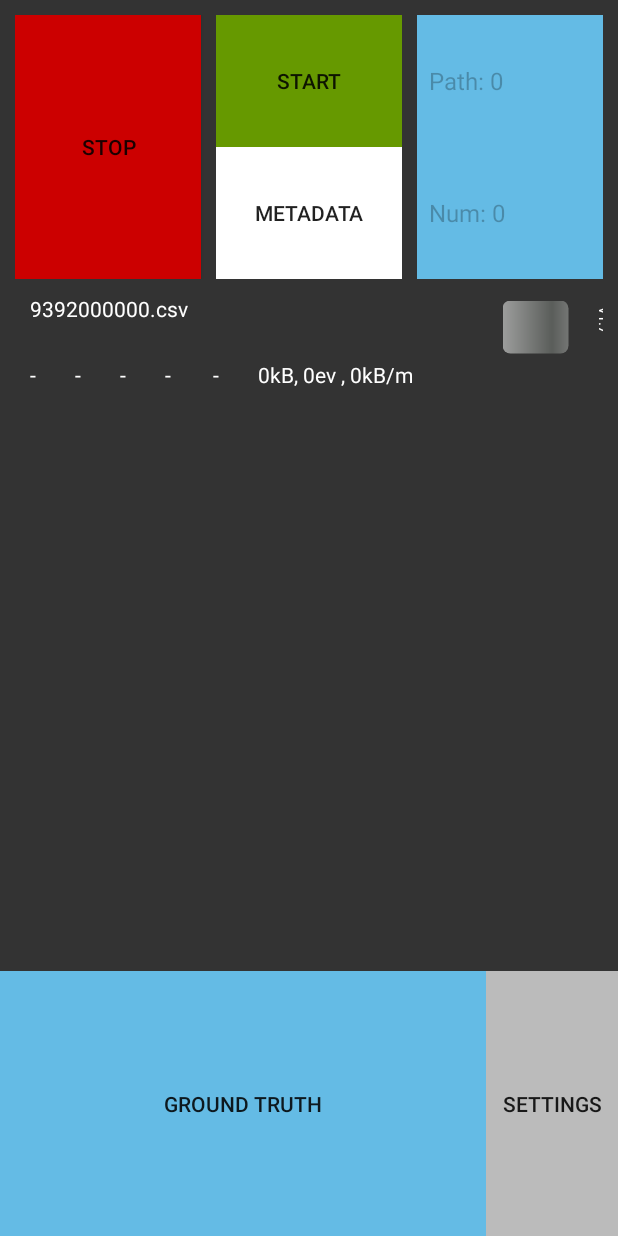
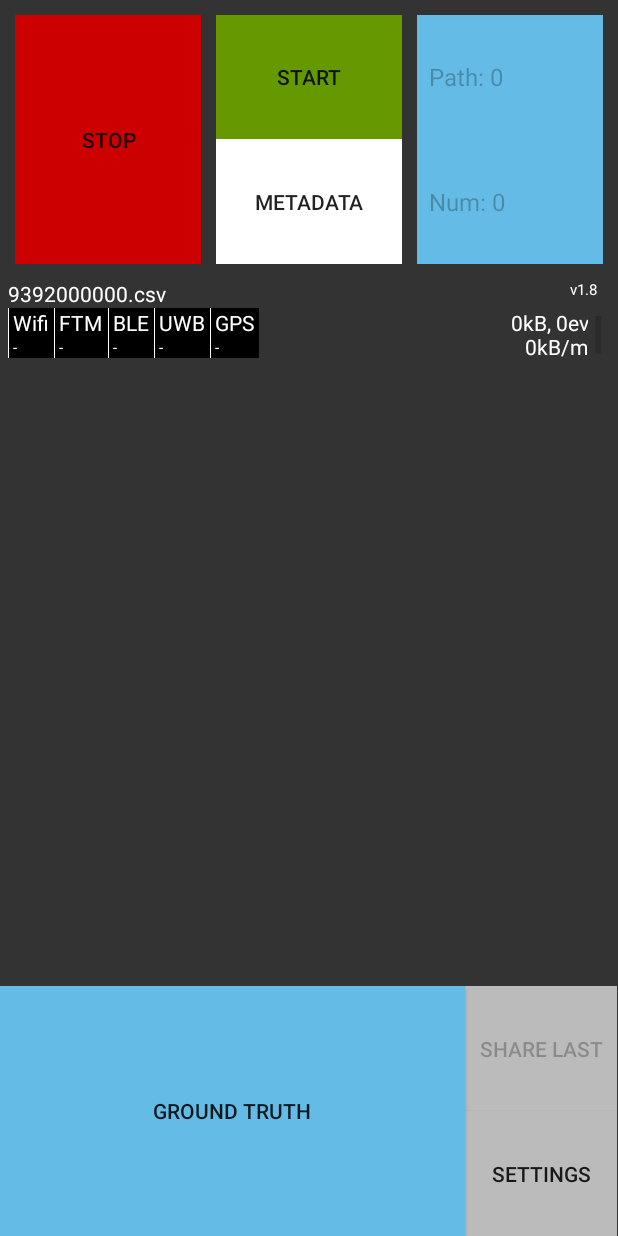
Before and after one commit to simpleLoc/SensorReadoutApp, an Android app: the screen it shows after launch (MainActivity), after a tap on "START", on a phone screen of 412 x 824 dp. Run offline under Robolectric (Android 15) with nearby library versions, the phone set to English and light mode, and no system bars; 29 statements that could not run were skipped.

Commit message:
Add function to share last recording file

```diff
--- a/app/src/main/java/de/fhws/indoor/sensorreadout/MainActivity.java
+++ b/app/src/main/java/de/fhws/indoor/sensorreadout/MainActivity.java
@@ -68,6 +68,7 @@ public class MainActivity extends AppCompatActivity {
     private Button btnMetadata;
     private Button btnStop;
     private Button btnGround;
+    private Button btnShareLast;
     private Button btnSettings;
     private ProgressBar prgCacheFillStatus;
     private TableLayout activityButtonContainer;
@@ -144,6 +145,7 @@ public class MainActivity extends AppCompatActivity {
         btnMetadata = (Button) findViewById(R.id.btnMetadata);
         btnStop = (Button) findViewById(R.id.btnStop);
         btnGround = (Button) findViewById(R.id.btnGround);
+        btnShareLast = (Button) findViewById(R.id.btnShareLast);
         btnSettings = (Button) findViewById(R.id.btnSettings);
         activityButtonContainer = (TableLayout) findViewById(R.id.pedestrianActivityButtonContainer);
 
@@ -172,6 +174,7 @@ public class MainActivity extends AppCompatActivity {
                     //Disable the spinners
                     groundSpinner.setEnabled(false);
                     pathSpinner.setEnabled(false);
+                    btnShareLast.setEnabled(false);
                 } else {
                     playSound(mpFailure);
                 }
@@ -191,8 +194,7 @@ public class MainActivity extends AppCompatActivity {
                         @Override public void onClose() {}
                     });
                     metadataDialog.show(getSupportFragmentManager(), "metadata");
-                }
-                else{
+                } else {
                     playSound(mpFailure);
                 }
             }
@@ -215,6 +217,7 @@ public class MainActivity extends AppCompatActivity {
                     //Enable the spinners
                     groundSpinner.setEnabled(true);
                     pathSpinner.setEnabled(true);
+                    btnShareLast.setEnabled(true);
 
                     //reset activity buttons
                     setActivityBtn(PedestrianActivity.STANDING, false);
@@ -243,6 +246,10 @@ public class MainActivity extends AppCompatActivity {
                     playSound(mpFailure);
                 }
             }
+        });
+
+        btnShareLast.setOnClickListener(v -> {
+            logger.shareLast(this);
         });
 
         btnSettings.setOnClickListener(new View.OnClickListener() {
@@ -299,9 +306,11 @@ public class MainActivity extends AppCompatActivity {
         }
         logger.stop();
         updateDiagnostics(SystemClock.elapsedRealtimeNanos());
-        ((TextView) findViewById(R.id.txtWifi)).setText("-");
-        ((TextView) findViewById(R.id.txtBeacon)).setText("-");
-        ((TextView) findViewById(R.id.txtGPS)).setText("-");
+        ((TextView) findViewById(R.id.txtEvtCntWifi)).setText("-");
+        ((TextView) findViewById(R.id.txtEvtCntWifiRTT)).setText("-");
+        ((TextView) findViewById(R.id.txtEvtCntBeacon)).setText("-");
+        ((TextView) findViewById(R.id.txtEvtCntUWB)).setText("-");
+        ((TextView) findViewById(R.id.txtEvtCntGPS)).setText("-");
     }
 
     /** new sensor data */
@@ -317,9 +326,8 @@ public class MainActivity extends AppCompatActivity {
         loadCounterGPS = 0;
         loadCounterUWB = 0;
     }
-    private String makeStatusString(long evtCnt, String evtText) {
-        if(evtCnt == 0) { return "-"; }
-        return (evtCnt % 2 == 0) ? evtText.toLowerCase() : evtText.toUpperCase();
+    private String makeStatusString(long evtCnt) {
+        return (evtCnt == 0) ? "-" : Long.toString(evtCnt);
     }
 
     private void updateDiagnostics(final long timestamp) {
@@ -329,23 +337,23 @@ public class MainActivity extends AppCompatActivity {
                 final TextView txt = (TextView) findViewById(R.id.txtBuffer);
                 final float elapsedMinutes = (timestamp - logger.getStartTS()) / 1000.0f / 1000.0f / 1000.0f / 60.0f;
                 final int kBPerMin = (int) (logger.getSizeTotal() / 1024.0f / elapsedMinutes);
-                txt.setText((logger.getSizeTotal() / 1024) + "kB, " + logger.getEventCnt() + "ev , " + kBPerMin + "kB/m");
+                txt.setText((logger.getSizeTotal() / 1024) + "kB, " + logger.getEventCnt() + "ev\n" + kBPerMin + "kB/m");
                 prgCacheFillStatus.setProgress((int)(logger.getCacheLevel() * 1000));
 
-                final TextView txtWifi = (TextView) findViewById(R.id.txtWifi);
-                txtWifi.setText(makeStatusString(loadCounterWifi, "wi"));
-                final TextView txtWifiRTT = (TextView) findViewById(R.id.txtWifiRTT);
-                txtWifiRTT.setText(makeStatusString(loadCounterWifiRTT, "rtt"));
-                final TextView txtBeacon = (TextView) findViewById(R.id.txtBeacon);
-                txtBeacon.setText(makeStatusString(loadCounterBeacon, "ib"));
-                final TextView txtGPS = (TextView) findViewById(R.id.txtGPS);
+                final TextView txtWifi = (TextView) findViewById(R.id.txtEvtCntWifi);
+                txtWifi.setText(makeStatusString(loadCounterWifi));
+                final TextView txtWifiRTT = (TextView) findViewById(R.id.txtEvtCntWifiRTT);
+                txtWifiRTT.setText(makeStatusString(loadCounterWifiRTT));
+                final TextView txtBeacon = (TextView) findViewById(R.id.txtEvtCntBeacon);
+                txtBeacon.setText(makeStatusString(loadCounterBeacon));
+                final TextView txtGPS = (TextView) findViewById(R.id.txtEvtCntGPS);
 
-                txtGPS.setText(makeStatusString(loadCounterGPS, "gps"));
-                final TextView txtUWB = (TextView) findViewById(R.id.txtUWB);
+                txtGPS.setText(makeStatusString(loadCounterGPS));
+                final TextView txtUWB = (TextView) findViewById(R.id.txtEvtCntUWB);
                 DecawaveUWB sensorUWB = sensorManager.getSensor(DecawaveUWB.class);
                 if(sensorUWB != null) {
                     if(sensorUWB.isConnectedToTag()) {
-                        txtUWB.setText(makeStatusString(loadCounterUWB, "uwb"));
+                        txtUWB.setText(makeStatusString(loadCounterUWB));
                     } else {
                         txtUWB.setText(sensorUWB.isCurrentlyConnecting() ? "⌛" : "✖");
                     }
--- a/app/src/main/java/de/fhws/indoor/sensorreadout/loggers/Logger.java
+++ b/app/src/main/java/de/fhws/indoor/sensorreadout/loggers/Logger.java
@@ -1,5 +1,6 @@
 package de.fhws.indoor.sensorreadout.loggers;
 
+import android.app.Activity;
 import android.content.Context;
 import android.os.SystemClock;
 
@@ -20,6 +21,7 @@ import de.fhws.indoor.libsmartphonesensors.SensorType;
 public abstract class Logger {
 
     public static final long BEGINNING_TS = -1;
+    public static final String FILE_PROVIDER_AUTHORITY = "de.fhws.indoor.sensorreadout.fileprovider";
 
     // work data
     private StringBuilder stringBuilder = new StringBuilder();
@@ -47,12 +49,12 @@ public abstract class Logger {
         // commit metadata
         addCSV(SensorType.FILE_METADATA, BEGINNING_TS, metadata.toCsv());
     }
-    public abstract void onStart();
+    protected abstract void onStart();
 
     public final void stop() {
         onStop();
     }
-    public abstract void onStop();
+    protected abstract void onStop();
 
     protected abstract void log(LogEntry logEntry);
 
@@ -64,6 +66,7 @@ public abstract class Logger {
     public abstract long getEntriesCached();
     public abstract float getCacheLevel();
     public abstract String getName();
+    public abstract void shareLast(Activity activity);
 
     /** add a new CSV entry for the given sensor number to the internal buffer */
     public final void addCSV(final SensorType sensorNr, final long timestamp, final String csv) {
--- a/app/src/main/java/de/fhws/indoor/sensorreadout/loggers/LoggerRAM.java
+++ b/app/src/main/java/de/fhws/indoor/sensorreadout/loggers/LoggerRAM.java
@@ -1,5 +1,6 @@
 package de.fhws.indoor.sensorreadout.loggers;
 
+import android.app.Activity;
 import android.content.Context;
 import android.os.SystemClock;
 import androidx.annotation.NonNull;
@@ -35,7 +36,7 @@ public final class LoggerRAM extends Logger {
     }
 
     @Override
-    public void onStart() {
+    protected void onStart() {
         buffer.clear();
         // open the output-file immeditaly (to get permission errors)
         // but do NOT yet write anything to the file
@@ -51,7 +52,7 @@ public final class LoggerRAM extends Logger {
     }
 
     @Override
-    public void onStop() {
+    protected void onStop() {
         synchronized (buffer) {
             // sort by TS (ensure strict ordering)
             Collections.sort(buffer);
@@ -96,4 +97,9 @@ public final class LoggerRAM extends Logger {
     public String getName() {
         return null;
     }
+
+    @Override
+    public void shareLast(Activity activity) {
+        //TODO: implement
+    }
 }
--- a/app/src/main/java/de/fhws/indoor/sensorreadout/loggers/OrderedLogger.java
+++ b/app/src/main/java/de/fhws/indoor/sensorreadout/loggers/OrderedLogger.java
@@ -1,7 +1,14 @@
 package de.fhws.indoor.sensorreadout.loggers;
 
+import android.app.Activity;
 import android.content.Context;
+import android.content.Intent;
+import android.content.pm.PackageManager;
+import android.content.pm.ResolveInfo;
+import android.net.Uri;
 import android.util.Log;
+
+import androidx.core.content.FileProvider;
 
 import java.io.File;
 import java.io.FileOutputStream;
@@ -37,7 +44,7 @@ public final class OrderedLogger extends Logger {
     }
 
     @Override
-    public final void onStart() {
+    protected final void onStart() {
         reorderBuffer = new ReorderBuffer(CACHED_LINES, new ReorderBufferListener() {
             @Override
             public void onCommit(List<LogEntry> commitSlice) {
@@ -66,7 +73,7 @@ public final class OrderedLogger extends Logger {
     }
 
     @Override
-    public void onStop() {
+    protected void onStop() {
         reorderBuffer.flushAndStop();
         try {
             fos.close();
@@ -101,6 +108,20 @@ public final class OrderedLogger extends Logger {
         return "OrderedLogger";
     }
 
+    @Override
+    public void shareLast(Activity activity) {
+        Uri path = FileProvider.getUriForFile(activity, FILE_PROVIDER_AUTHORITY, file);
+        Intent i = new Intent(Intent.ACTION_SEND);
+        i.putExtra(Intent.EXTRA_TEXT, "Share Recording");
+        i.putExtra(Intent.EXTRA_STREAM, path);
+        i.setType("text/csv");
+        List<ResolveInfo> resInfoList = activity.getPackageManager().queryIntentActivities(i, PackageManager.MATCH_DEFAULT_ONLY);
+        for (ResolveInfo resolveInfo : resInfoList) {
+            String packageName = resolveInfo.activityInfo.packageName;
+            activity.grantUriPermission(packageName, path, Intent.FLAG_GRANT_WRITE_URI_PERMISSION | Intent.FLAG_GRANT_READ_URI_PERMISSION);
+        }
+        activity.startActivity(Intent.createChooser(i, "Share Recording"));
+    }
 
     private interface ReorderBufferListener {
         void onCommit(final List<LogEntry> commitSlice);
--- a/app/src/main/java/de/fhws/indoor/sensorreadout/loggers/UnorderedLogger.java
+++ b/app/src/main/java/de/fhws/indoor/sensorreadout/loggers/UnorderedLogger.java
@@ -1,5 +1,6 @@
 package de.fhws.indoor.sensorreadout.loggers;
 
+import android.app.Activity;
 import android.content.Context;
 import android.util.Log;
 
@@ -37,7 +38,7 @@ public final class UnorderedLogger extends Logger {
     }
 
     @Override
-    public void onStart() {
+    protected void onStart() {
         writeBackWorker = new WriteBackWorker();
 
         // open the output-file immediately (to get permission errors)
@@ -55,7 +56,7 @@ public final class UnorderedLogger extends Logger {
     }
 
     @Override
-    public void onStop() {
+    protected void onStop() {
         addingStopped = true;
         try {
             writeBackWorker.join();
@@ -92,8 +93,10 @@ public final class UnorderedLogger extends Logger {
         return "OrderedLogger";
     }
 
-
-
+    @Override
+    public void shareLast(Activity activity) {
+        //TODO: implement
+    }
 
     private class WriteBackWorker extends Thread {
 
--- /dev/null
+++ b/app/src/main/res/drawable/border.xml
@@ -0,0 +1,13 @@
+<?xml version="1.0" encoding="utf-8"?>
+<layer-list xmlns:android="http://schemas.android.com/apk/res/android">
+    <item>
+        <shape android:shape = "rectangle">
+            <solid android:color = "#ffff"/>
+        </shape>
+    </item>
+    <item android:left = "1dp">
+        <shape android:shape = "rectangle">
+            <solid android:color = "#000"/>
+        </shape>
+    </item>
+</layer-list>
--- a/app/src/main/res/layout/activity_main.xml
+++ b/app/src/main/res/layout/activity_main.xml
@@ -83,28 +83,107 @@
 
     <LinearLayout
         android:layout_width="match_parent"
-        android:layout_height="0dp"
+        android:layout_height="wrap_content"
         android:layout_below="@+id/layout"
-        android:layout_marginEnd="10dip"
-        android:layout_marginStart="20dip"
+        android:layout_marginStart="5dip"
         android:layout_marginTop="10dip"
-        android:layout_weight="0.25"
+        android:layout_marginEnd="5dip"
         android:orientation="horizontal"
         android:weightSum="1">
+
         <TextView
             android:id="@+id/txtFile"
             android:layout_width="0dp"
             android:layout_height="match_parent"
-            android:layout_weight="0.9"
+            android:layout_weight="1"
+            android:text="-"
+            android:textColor="#ffffff" />
+
+        <TextView
+            android:layout_width="12pt"
+            android:layout_height="match_parent"
+            android:text="@string/app_version"
+            android:textAlignment="center"
+            android:textAllCaps="false"
+            android:textColor="#ffffff"
+            android:textSize="10sp" />
+    </LinearLayout>
+
+    <GridLayout
+        android:layout_width="match_parent"
+        android:layout_height="wrap_content"
+        android:layout_marginStart="5dip"
+        android:layout_marginEnd="5dip"
+        android:columnCount="7"
+        android:rowCount="2">
+
+        <TextView
+            android:id="@+id/lblCntWifi"
+            android:layout_height="wrap_content"
+            android:layout_gravity="fill_horizontal|left"
+            android:background="@drawable/border"
+            android:paddingHorizontal="3dp"
+            android:text="Wifi"
+            android:textColor="#ffffff" />
+
+        <TextView
+            android:id="@+id/lblCntWifiRTT"
+            android:layout_height="wrap_content"
+            android:layout_gravity="fill_horizontal|left"
+            android:background="@drawable/border"
+            android:paddingHorizontal="3dp"
+            android:text="FTM"
+            android:textColor="#ffffff" />
+
+        <TextView
+            android:id="@+id/lblCntBeacon"
+            android:layout_height="wrap_content"
+            android:layout_gravity="fill_horizontal|left"
+            android:background="@drawable/border"
+            android:paddingHorizontal="3dp"
+            android:text="BLE"
+            android:textColor="#ffffff" />
+
+        <TextView
+            android:id="@+id/lblCntUWB"
+            android:layout_height="wrap_content"
+            android:layout_gravity="fill_horizontal|left"
+            android:background="@drawable/border"
+            android:paddingHorizontal="3dp"
+            android:text="UWB"
+            android:textColor="#ffffff" />
+
+        <TextView
+            android:id="@+id/lblCntGPS"
+            android:layout_height="wrap_content"
+            android:layout_gravity="fill_horizontal|left"
+            android:background="@drawable/border"
+            android:paddingHorizontal="3dp"
+            android:text="GPS"
+            android:textColor="#ffffff" />
+
+        <TextView
+            android:id="@+id/txtBuffer"
+            android:layout_width="0dp"
+            android:layout_height="match_parent"
+            android:layout_rowSpan="2"
+            android:layout_gravity="fill_horizontal|fill_vertical"
+            android:gravity="right"
+            android:lines="2"
+            android:maxLines="2"
+            android:paddingLeft="3dip"
             android:text="-"
             android:textColor="#ffffff" />
 
         <ProgressBar
             android:id="@+id/prgCacheFillStatus"
-            style="@android:style/Widget.ProgressBar.Horizontal"
-            android:layout_width="0dp"
+            style="@android:style/Widget.DeviceDefault.Light.ProgressBar.Horizontal"
+            android:layout_width="25dip"
             android:layout_height="match_parent"
-            android:layout_weight="0.1"
+            android:layout_rowSpan="2"
+            android:layout_gravity="fill_vertical"
+            android:layout_marginLeft="-5dip"
+            android:layout_marginRight="-5dip"
             android:clickable="false"
             android:indeterminate="false"
             android:indeterminateOnly="false"
@@ -113,81 +192,69 @@
             android:rotation="-90" />
 
         <TextView
-            android:layout_width="12pt"
-            android:layout_height="match_parent"
-            android:rotation="90"
-            android:text="@string/app_version"
-            android:textAlignment="center"
-            android:textAllCaps="false"
+            android:id="@+id/txtEvtCntWifi"
+            android:layout_height="wrap_content"
+            android:layout_gravity="fill_horizontal|left"
+            android:background="@drawable/border"
+            android:paddingHorizontal="3dp"
+            android:text="-"
             android:textColor="#ffffff"
-            android:textSize="10sp" />
-    </LinearLayout>
-
-    <LinearLayout
-        android:id="@+id/layoutMain"
-        android:layout_width="match_parent"
-        android:layout_height="0dp"
-        android:layout_below="@+id/txtFile"
-        android:layout_marginEnd="10dip"
-        android:layout_marginStart="20dip"
-        android:layout_weight="0.25"
-        android:orientation="horizontal">
+            android:textSize="10dp" />
 
         <TextView
-            android:id="@+id/txtWifi"
-            android:layout_width="30dp"
-            android:layout_height="match_parent"
+            android:id="@+id/txtEvtCntWifiRTT"
+            android:layout_height="wrap_content"
+            android:layout_gravity="fill_horizontal|left"
+            android:background="@drawable/border"
+            android:paddingHorizontal="3dp"
             android:text="-"
-            android:textColor="#ffffff" />
-        <TextView
-            android:id="@+id/txtWifiRTT"
-            android:layout_width="30dp"
-            android:layout_height="match_parent"
-            android:text="-"
-            android:textColor="#ffffff" />
+            android:textColor="#ffffff"
+            android:textSize="10dp" />
 
         <TextView
-            android:id="@+id/txtBeacon"
-            android:layout_width="30dp"
-            android:layout_height="match_parent"
+            android:id="@+id/txtEvtCntBeacon"
+            android:layout_height="wrap_content"
+            android:layout_gravity="fill_horizontal|left"
+            android:background="@drawable/border"
+            android:paddingHorizontal="3dp"
             android:text="-"
-            android:textColor="#ffffff" />
+            android:textColor="#ffffff"
+            android:textSize="10dp" />
 
         <TextView
-            android:id="@+id/txtUWB"
-            android:layout_width="32dp"
-            android:layout_height="match_parent"
+            android:id="@+id/txtEvtCntUWB"
+            android:layout_height="wrap_content"
+            android:layout_gravity="fill_horizontal|left"
+            android:background="@drawable/border"
+            android:paddingHorizontal="3dp"
             android:text="-"
-            android:textColor="#ffffff" />
+            android:textColor="#ffffff"
+            android:textSize="10dp" />
 
         <TextView
-            android:id="@+id/txtGPS"
-            android:layout_width="30dp"
-            android:layout_height="match_parent"
+            android:id="@+id/txtEvtCntGPS"
+            android:layout_height="wrap_content"
+            android:layout_gravity="fill_horizontal|left"
+            android:background="@drawable/border"
+            android:paddingHorizontal="3dp"
             android:text="-"
-            android:textColor="#ffffff" />
+            android:textColor="#ffffff"
+            android:textSize="10dp" />
 
-        <TextView
-            android:id="@+id/txtBuffer"
-            android:layout_width="wrap_content"
-            android:layout_height="match_parent"
-            android:text="-"
-            android:textColor="#ffffff" />
-    </LinearLayout>
+    </GridLayout>
 
 
     <TableLayout
         android:id="@+id/pedestrianActivityButtonContainer"
         android:layout_width="match_parent"
         android:layout_height="wrap_content"
-        android:layout_weight="2"/>
+        android:layout_weight="2.5" />
 
 
     <LinearLayout
         android:id="@+id/layoutGround"
         android:layout_width="match_parent"
         android:layout_height="0dp"
-        android:layout_marginTop="10dip"
         android:layout_weight="1"
         android:orientation="horizontal">
 
@@ -195,15 +262,33 @@
             android:id="@+id/btnGround"
             android:layout_width="wrap_content"
             android:layout_height="match_parent"
-            android:layout_weight="1"
+            android:layout_weight="1.5"
             android:background="#64bbe5"
             android:text="Ground Truth" />
 
-        <Button
-            android:id="@+id/btnSettings"
+        <LinearLayout
             android:layout_width="wrap_content"
             android:layout_height="match_parent"
-            android:background="#bbb"
-            android:text="Settings" />
+            android:layout_weight="0.1"
+            android:orientation="vertical">
+
+            <Button
+                android:id="@+id/btnShareLast"
+                android:enabled="false"
+                android:layout_width="match_parent"
+                android:layout_height="0dp"
+                android:layout_weight="1"
+                android:background="#bbb"
+                android:text="Share Last" />
+
+            <Button
+                android:id="@+id/btnSettings"
+                android:layout_width="match_parent"
+                android:layout_height="0dp"
+                android:layout_weight="1"
+                android:background="#bbb"
+                android:text="Settings" />
+        </LinearLayout>
+
     </LinearLayout>
 </LinearLayout>
--- a/app/src/main/res/values/strings.xml
+++ b/app/src/main/res/values/strings.xml
@@ -2,7 +2,7 @@
 <resources>
 
     <string name="app_name">Sensor Readout</string>
-    <string name="app_version">v1.7</string>
+    <string name="app_version">v1.8</string>
     <string name="hello_world">Hello world!</string>
     <string name="action_settings">Settings</string>
 
--- /dev/null
+++ b/app/src/main/res/xml/provider_paths.xml
@@ -0,0 +1,9 @@
+<?xml version="1.0" encoding="utf-8"?>
+<paths>
+    <external-path name="external" path="." />
+    <root-path name="root" path="." />
+    <external-files-path name="external_files" path="." />
+    <cache-path name="cache" path="." />
+    <external-cache-path name="external_cache" path="." />
+    <files-path name="files" path="." />
+</paths>
```
Also changed, not shown: app/src/main/AndroidManifest.xml (+11 -1 lines).
